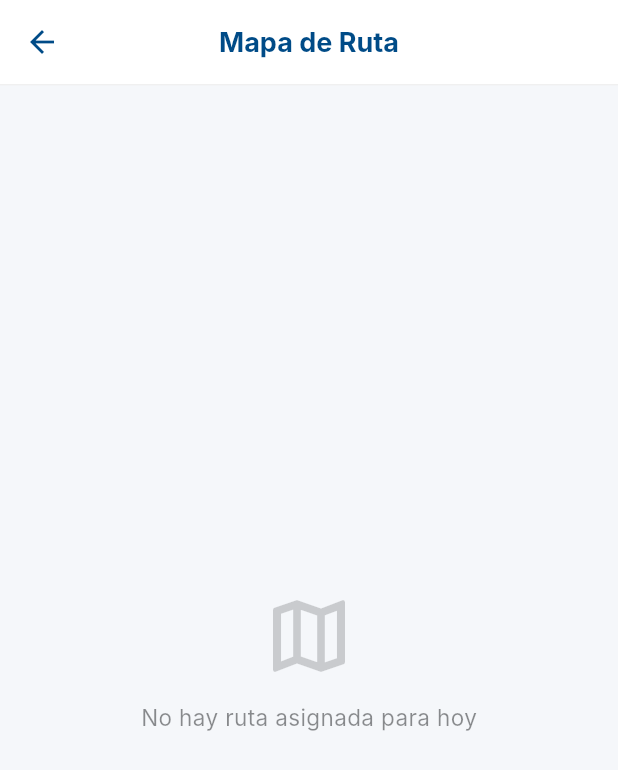
After one commit to almaortizz/preventrack, a Flutter app: the HomeScreen screen opened by its route, in the side drawer, after a tap on "Mapa de ruta", on a phone screen of 412 x 824 dp. The commit adds this screen. Shown: the top 770 px of the screen. Run offline on Flutter 3.47's test engine with Material 3 defaults, Android fonts, the phone set to English and light mode, and no system bars; our stand-ins replace flutter_map, latlong2, shared_preferences; accounts and stored records are empty; network calls fail; Roboto replaces fonts that are missing (Inter).

Commit message:
Mapa de ruta mejorado: paradas visitadas/pendientes, progreso, linea de ruta, endpoint ruta-del-dia

```diff
--- a/app_movil/preventrack/lib/screens/home_screen.dart
+++ b/app_movil/preventrack/lib/screens/home_screen.dart
@@ -8,6 +8,7 @@ import 'pedidos_screen.dart';
 import 'entregas_screen.dart';
 import 'jornada_screen.dart';
 import 'perfil_screen.dart';
+import 'mapa_ruta_screen.dart';
 
 class HomeScreen extends StatefulWidget {
   const HomeScreen({super.key});
@@ -173,6 +174,20 @@ class _HomeScreenState extends State<HomeScreen> {
               ),
               ListTile(
                 leading: const Icon(
+                  Icons.map_outlined,
+                  color: AppColors.primary,
+                ),
+                title: const Text('Mapa de ruta'),
+                onTap: () {
+                  Navigator.pop(context);
+                  Navigator.push(
+                    context,
+                    MaterialPageRoute(builder: (_) => const MapaRutaScreen()),
+                  );
+                },
+              ),
+              ListTile(
+                leading: const Icon(
                   Icons.description_outlined,
                   color: AppColors.primary,
                 ),
--- /dev/null
+++ b/app_movil/preventrack/lib/screens/mapa_ruta_screen.dart
@@ -0,0 +1,443 @@
+import 'package:flutter/material.dart';
+import 'package:flutter_map/flutter_map.dart';
+import 'package:latlong2/latlong.dart';
+import '../config/app_theme.dart';
+import '../services/api_service.dart';
+
+class MapaRutaScreen extends StatefulWidget {
+  const MapaRutaScreen({super.key});
+
+  @override
+  State<MapaRutaScreen> createState() => _MapaRutaScreenState();
+}
+
+class _MapaRutaScreenState extends State<MapaRutaScreen> {
+  final ApiService _api = ApiService();
+  final MapController _mapController = MapController();
+  Map<String, dynamic>? _ruta;
+  List<dynamic> _paradas = [];
+  bool _isLoading = true;
+  int _visitadas = 0;
+
+  @override
+  void initState() {
+    super.initState();
+    _cargarRuta();
+  }
+
+  Future<void> _cargarRuta() async {
+    setState(() => _isLoading = true);
+    try {
+      final result = await _api.get('ruta-del-dia');
+      if (result['statusCode'] == 200) {
+        _ruta = result['data']['ruta'];
+        if (_ruta != null) {
+          _paradas = _ruta!['detalle'] ?? [];
+          _paradas.sort(
+            (a, b) =>
+                (a['orden_visita'] ?? 0).compareTo(b['orden_visita'] ?? 0),
+          );
+          _visitadas = _paradas.where((p) => p['estado'] == 'visitada').length;
+        }
+      }
+    } catch (e) {}
+    setState(() => _isLoading = false);
+  }
+
+  List<Marker> _buildMarkers() {
+    final markers = <Marker>[];
+
+    for (var i = 0; i < _paradas.length; i++) {
+      final parada = _paradas[i];
+      final domicilio = parada['domicilio'];
+      if (domicilio == null) continue;
+
+      final lat = double.tryParse(domicilio['latitud']?.toString() ?? '');
+      final lng = double.tryParse(domicilio['longitud']?.toString() ?? '');
+      if (lat == null || lng == null) continue;
+
+      final cliente = domicilio['cliente'];
+      final nombre = cliente != null
+          ? (cliente['nombre_negocio'] ?? 'Cliente')
+          : 'Cliente';
+      final direccion = domicilio['direccion'] ?? '';
+      final estado = parada['estado'] ?? 'pendiente';
+      final orden = parada['orden_visita'] ?? (i + 1);
+
+      final esVisitada = estado == 'visitada';
+      final color = esVisitada ? AppColors.success : AppColors.warning;
+
+      markers.add(
+        Marker(
+          point: LatLng(lat, lng),
+          width: 44,
+          height: 44,
+          child: GestureDetector(
+            onTap: () => _mostrarInfoParada(nombre, direccion, estado, orden),
+            child: Container(
+              decoration: BoxDecoration(
+                color: color,
+                shape: BoxShape.circle,
+                border: Border.all(color: Colors.white, width: 2),
+                boxShadow: [
+                  BoxShadow(
+                    color: color.withValues(alpha: 0.4),
+                    blurRadius: 6,
+                    offset: const Offset(0, 2),
+                  ),
+                ],
+              ),
+              child: Center(
+                child: esVisitada
+                    ? const Icon(Icons.check, color: Colors.white, size: 20)
+                    : Text(
+                        '$orden',
+                        style: const TextStyle(
+                          color: Colors.white,
+                          fontWeight: FontWeight.bold,
+                          fontSize: 16,
+                        ),
+                      ),
+              ),
+            ),
+          ),
+        ),
+      );
+    }
+
+    return markers;
+  }
+
+  List<Polyline> _buildRutaLinea() {
+    final puntos = <LatLng>[];
+
+    for (var parada in _paradas) {
+      final domicilio = parada['domicilio'];
+      if (domicilio == null) continue;
+      final lat = double.tryParse(domicilio['latitud']?.toString() ?? '');
+      final lng = double.tryParse(domicilio['longitud']?.toString() ?? '');
+      if (lat != null && lng != null) {
+        puntos.add(LatLng(lat, lng));
+      }
+    }
+
+    if (puntos.length < 2) return [];
+
+    return [
+      Polyline(
+        points: puntos,
+        strokeWidth: 3,
+        color: AppColors.primary.withValues(alpha: 0.6),
+      ),
+    ];
+  }
+
+  void _mostrarInfoParada(
+    String nombre,
+    String direccion,
+    String estado,
+    int orden,
+  ) {
+    final esVisitada = estado == 'visitada';
+
+    showModalBottomSheet(
+      context: context,
+      shape: const RoundedRectangleBorder(
+        borderRadius: BorderRadius.vertical(top: Radius.circular(16)),
+      ),
+      builder: (ctx) => Container(
+        padding: const EdgeInsets.all(20),
+        child: Column(
+          mainAxisSize: MainAxisSize.min,
+          crossAxisAlignment: CrossAxisAlignment.start,
+          children: [
+            Row(
+              children: [
+                Container(
+                  width: 44,
+                  height: 44,
+                  decoration: BoxDecoration(
+                    color: esVisitada
+                        ? AppColors.success.withValues(alpha: 0.1)
+                        : AppColors.warning.withValues(alpha: 0.1),
+                    borderRadius: BorderRadius.circular(10),
+                  ),
+                  child: Center(
+                    child: esVisitada
+                        ? const Icon(
+                            Icons.check_circle,
+                            color: AppColors.success,
+                            size: 24,
+                          )
+                        : Text(
+                            '$orden',
+                            style: const TextStyle(
+                              fontSize: 18,
+                              fontWeight: FontWeight.bold,
+                              color: AppColors.warning,
+                            ),
+                          ),
+                  ),
+                ),
+                const SizedBox(width: 12),
+                Expanded(
+                  child: Column(
+                    crossAxisAlignment: CrossAxisAlignment.start,
+                    children: [
+                      Text(
+                        nombre,
+                        style: const TextStyle(
+                          fontSize: 16,
+                          fontWeight: FontWeight.w600,
+                        ),
+                      ),
+                      const SizedBox(height: 4),
+                      Container(
+                        padding: const EdgeInsets.symmetric(
+                          horizontal: 8,
+                          vertical: 2,
+                        ),
+                        decoration: BoxDecoration(
+                          color: esVisitada
+                              ? AppColors.success.withValues(alpha: 0.1)
+                              : AppColors.warning.withValues(alpha: 0.1),
+                          borderRadius: BorderRadius.circular(4),
+                        ),
+                        child: Text(
+                          esVisitada
+                              ? 'Visitada'
+                              : 'Pendiente - Parada #$orden',
+                          style: TextStyle(
+                            fontSize: 11,
+                            fontWeight: FontWeight.w600,
+                            color: esVisitada
+                                ? AppColors.success
+                                : AppColors.warning,
+                          ),
+                        ),
+                      ),
+                    ],
+                  ),
+                ),
+              ],
+            ),
+            if (direccion.isNotEmpty) ...[
+              const SizedBox(height: 12),
+              Row(
+                children: [
+                  Icon(
+                    Icons.location_on_outlined,
+                    size: 16,
+                    color: AppColors.textPrimary.withValues(alpha: 0.4),
+                  ),
+                  const SizedBox(width: 6),
+                  Expanded(
+                    child: Text(
+                      direccion,
+                      style: TextStyle(
+                        fontSize: 13,
+                        color: AppColors.textPrimary.withValues(alpha: 0.6),
+                      ),
+                    ),
+                  ),
+                ],
+              ),
+            ],
+            const SizedBox(height: 16),
+          ],
+        ),
+      ),
+    );
+  }
+
+  LatLng _getCentro() {
+    double latSum = 0, lngSum = 0;
+    int count = 0;
+
+    for (var parada in _paradas) {
+      final domicilio = parada['domicilio'];
+      if (domicilio == null) continue;
+      final lat = double.tryParse(domicilio['latitud']?.toString() ?? '');
+      final lng = double.tryParse(domicilio['longitud']?.toString() ?? '');
+      if (lat != null && lng != null) {
+        latSum += lat;
+        lngSum += lng;
+        count++;
+      }
+    }
+
+    if (count == 0) return const LatLng(19.6860, -99.1265);
+    return LatLng(latSum / count, lngSum / count);
+  }
+
+  @override
+  Widget build(BuildContext context) {
+    final totalParadas = _paradas.length;
+    final progreso = totalParadas > 0 ? _visitadas / totalParadas : 0.0;
+
+    return Scaffold(
+      backgroundColor: AppColors.background,
+      appBar: AppBar(
+        title: const Text(
+          'Mapa de Ruta',
+          style: TextStyle(
+            fontWeight: FontWeight.bold,
+            color: AppColors.primary,
+            fontSize: 18,
+          ),
+        ),
+        backgroundColor: AppColors.white,
+        foregroundColor: AppColors.primary,
+        elevation: 0,
+        surfaceTintColor: AppColors.white,
+        centerTitle: true,
+        leading: IconButton(
+          icon: const Icon(Icons.arrow_back),
+          onPressed: () => Navigator.pop(context),
+        ),
+        bottom: PreferredSize(
+          preferredSize: const Size.fromHeight(1),
+          child: Container(
+            color: AppColors.cardBorder.withValues(alpha: 0.5),
+            height: 1,
+          ),
+        ),
+      ),
+      body: _isLoading
+          ? const Center(
+              child: CircularProgressIndicator(color: AppColors.primary),
+            )
+          : _ruta == null
+          ? Center(
+              child: Column(
+                mainAxisAlignment: MainAxisAlignment.center,
+                children: [
+                  Icon(
+                    Icons.map_outlined,
+                    size: 64,
+                    color: AppColors.textPrimary.withValues(alpha: 0.2),
+                  ),
+                  const SizedBox(height: 12),
+                  Text(
+                    'No hay ruta asignada para hoy',
+                    style: TextStyle(
+                      fontSize: 15,
+                      color: AppColors.textPrimary.withValues(alpha: 0.5),
+                    ),
+                  ),
+                ],
+              ),
+            )
+          : Column(
+              children: [
+                // Info de ruta
+                Container(
+                  padding: const EdgeInsets.all(14),
+                  color: AppColors.white,
+                  child: Column(
+                    children: [
+                      Row(
+                        children: [
+                          Expanded(
+                            child: Column(
+                              crossAxisAlignment: CrossAxisAlignment.start,
+                              children: [
+                                const Text(
+                                  'Progreso de ruta',
+                                  style: TextStyle(
+                                    fontSize: 13,
+                                    fontWeight: FontWeight.w600,
+                                    color: AppColors.textPrimary,
+                                  ),
+                                ),
+                                const SizedBox(height: 4),
+                                Text(
+                                  '$_visitadas de $totalParadas paradas visitadas',
+                                  style: TextStyle(
+                                    fontSize: 12,
+                                    color: AppColors.textPrimary.withValues(
+                                      alpha: 0.5,
+                                    ),
+                                  ),
+                                ),
+                              ],
+                            ),
+                          ),
+                          Text(
+                            '${(progreso * 100).toInt()}%',
+                            style: const TextStyle(
+                              fontSize: 18,
+                              fontWeight: FontWeight.bold,
+                              color: AppColors.primary,
+                            ),
+                          ),
+                        ],
+                      ),
+                      const SizedBox(height: 8),
+                      ClipRRect(
+                        borderRadius: BorderRadius.circular(6),
+                        child: LinearProgressIndicator(
+                          value: progreso,
+                          minHeight: 8,
+                          backgroundColor: AppColors.cardBorder,
+                          valueColor: const AlwaysStoppedAnimation<Color>(
+                            AppColors.success,
+                          ),
+                        ),
+                      ),
+                      const SizedBox(height: 8),
+                      Row(
+                        mainAxisAlignment: MainAxisAlignment.center,
+                        children: [
+                          _buildLeyenda('Visitada', AppColors.success),
+                          const SizedBox(width: 20),
+                          _buildLeyenda('Pendiente', AppColors.warning),
+                        ],
+                      ),
+                    ],
+                  ),
+                ),
+                // Mapa
+                Expanded(
+                  child: FlutterMap(
+                    mapController: _mapController,
+                    options: MapOptions(
+                      initialCenter: _getCentro(),
+                      initialZoom: 15,
+                    ),
+                    children: [
+                      TileLayer(
+                        urlTemplate:
+                            'https://tile.openstreetmap.org/{z}/{x}/{y}.png',
+                        userAgentPackageName: 'com.preventrack.app',
+                      ),
+                      PolylineLayer(polylines: _buildRutaLinea()),
+                      MarkerLayer(markers: _buildMarkers()),
+                    ],
+                  ),
+                ),
+              ],
+            ),
+    );
+  }
+
+  Widget _buildLeyenda(String label, Color color) {
+    return Row(
+      children: [
+        Container(
+          width: 10,
+          height: 10,
+          decoration: BoxDecoration(color: color, shape: BoxShape.circle),
+        ),
+        const SizedBox(width: 4),
+        Text(
+          label,
+          style: TextStyle(
+            fontSize: 11,
+            color: AppColors.textPrimary.withValues(alpha: 0.6),
+          ),
+        ),
+      ],
+    );
+  }
+}
--- a/app_movil/preventrack/pubspec.yaml
+++ b/app_movil/preventrack/pubspec.yaml
@@ -16,6 +16,9 @@ dependencies:
   provider: ^6.1.0
   intl: ^0.20.0
 
+  flutter_map: ^7.0.2
+  latlong2: ^0.9.1
+
 dev_dependencies:
   flutter_test:
     sdk: flutter
```
Also changed, not shown: app_movil/preventrack/pubspec.lock, 2 other files.
